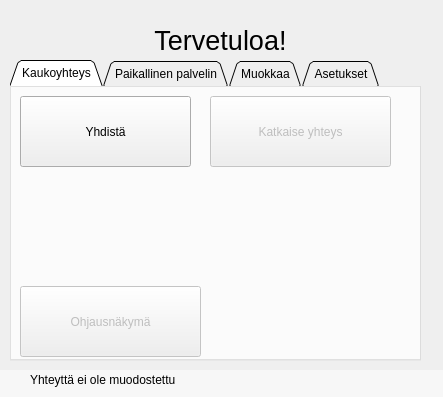
Above: ratapihaikkuna.ui from artoh/ratapiha-kauko before the change. Below: the same form after it.
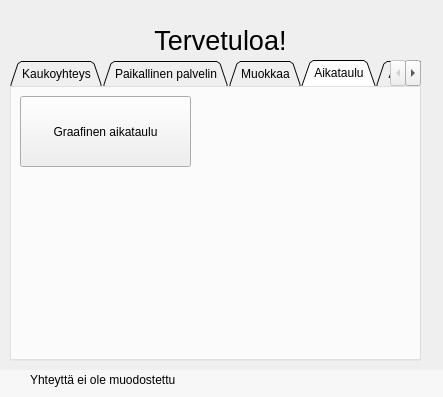
That is the form after the change. Icons and pictures are not drawn.

Commit message: Graafinen aikataulu

Patch:
```diff
--- a/ratapihaikkuna.ui
+++ b/ratapihaikkuna.ui
@@ -33,7 +33,7 @@
      <enum>QTabWidget::Triangular</enum>
     </property>
     <property name="currentIndex">
-     <number>0</number>
+     <number>3</number>
     </property>
     <widget class="QWidget" name="kaukoTab">
      <attribute name="title">
@@ -334,6 +334,34 @@
       </property>
      </widget>
     </widget>
+    <widget class="QWidget" name="aikataulutab">
+     <attribute name="title">
+      <string>Aikataulu</string>
+     </attribute>
+     <widget class="QPushButton" name="graafinenaikatauluNappi">
+      <property name="geometry">
+       <rect>
+        <x>10</x>
+        <y>10</y>
+        <width>171</width>
+        <height>71</height>
+       </rect>
+      </property>
+      <property name="text">
+       <string>Graafinen aikataulu</string>
+      </property>
+      <property name="icon">
+       <iconset resource="ratapiha-kauko.qrc">
+        <normaloff>:/r/pic/muokkaa.png</normaloff>:/r/pic/muokkaa.png</iconset>
+      </property>
+      <property name="iconSize">
+       <size>
+        <width>32</width>
+        <height>32</height>
+       </size>
+      </property>
+     </widget>
+    </widget>
     <widget class="QWidget" name="asetustab">
      <attribute name="title">
       <string>Asetukset</string>
```
The commit also changes 8 other files.
